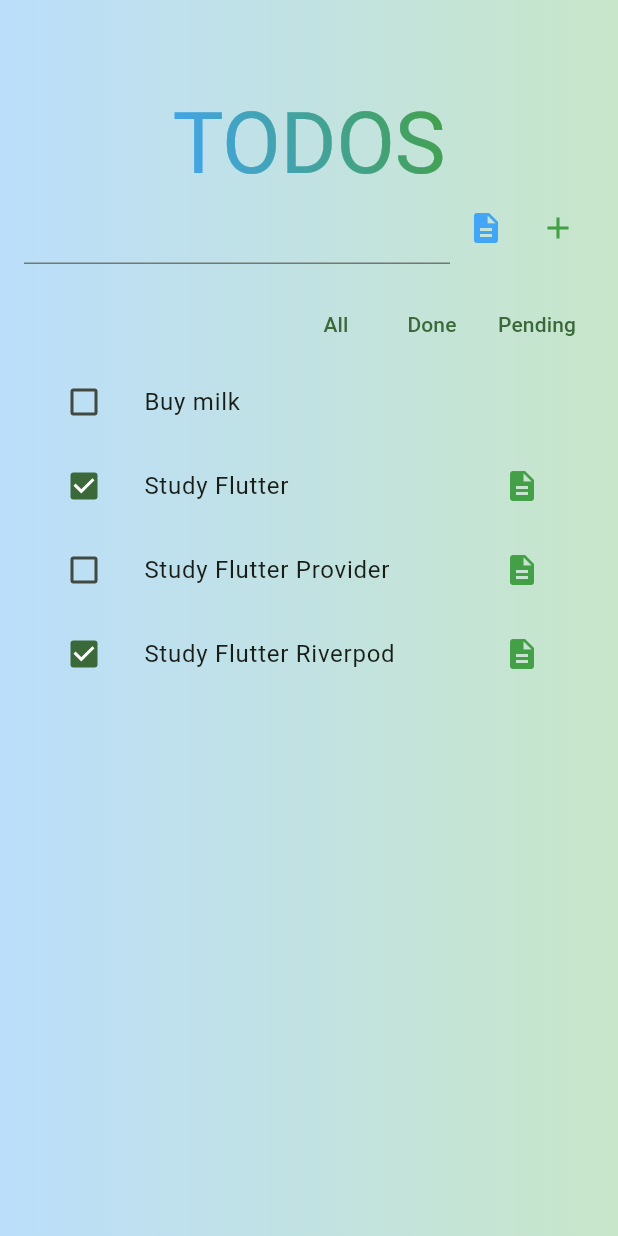
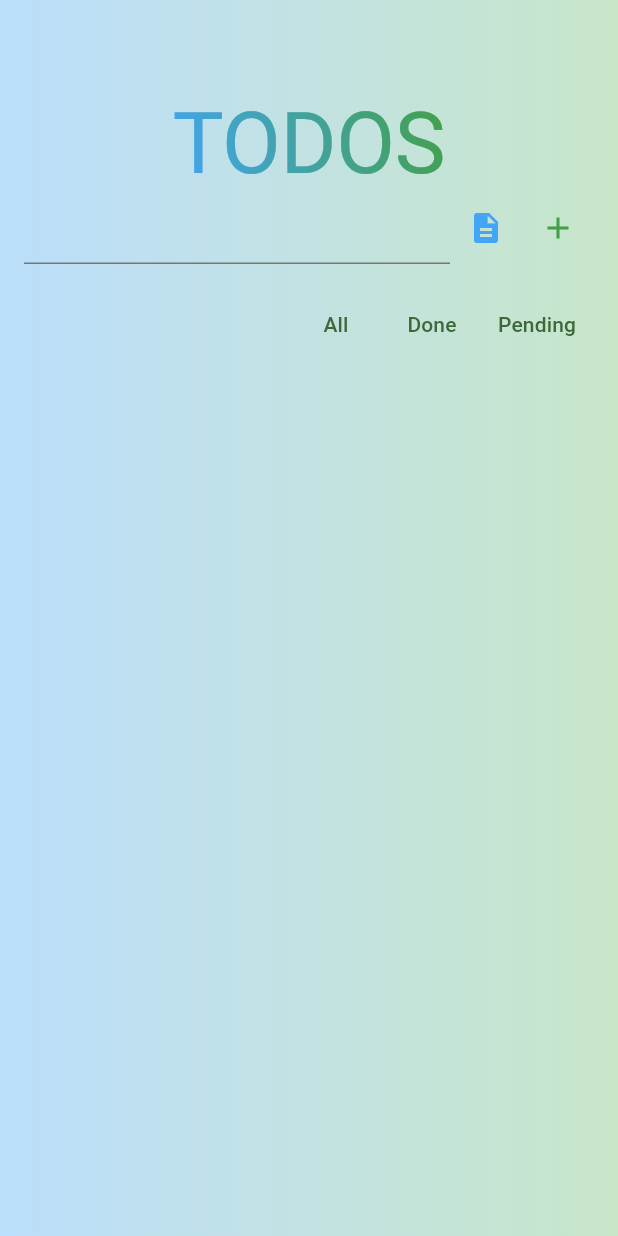
Before and after one commit to EminAkkaya/projects_with_chatgpt_edu, a Flutter app: the screen it shows after launch, on a phone screen of 412 x 824 dp. Run offline on Flutter 3.47's test engine with Material 3 defaults, Android fonts, the phone set to English and light mode, and no system bars.

Commit message:
Refactor TodoTileModel and TodoViewModel for improved functionality and state management; update TodoView to utilize ViewModel for dynamic todo handling.

```diff
--- a/mvvm_provider_todo/lib/models/todo_tile_model.dart
+++ b/mvvm_provider_todo/lib/models/todo_tile_model.dart
@@ -5,6 +5,8 @@ class TodoTileModel {
   String _title;
   String? description;
   bool _isDone = false;
+  bool showDescription = false;
+
   TodoTileModel(this._title, {this.description}) : id = Uuid().v4();
 
   String get getTitle => _title;
@@ -15,4 +17,8 @@ class TodoTileModel {
   void toggleDone() {
     _isDone = !_isDone;
   }
+
+  void toggleShowDescription() {
+    showDescription = !showDescription;
+  }
 }
--- a/mvvm_provider_todo/lib/viewmodels/todo_view_model.dart
+++ b/mvvm_provider_todo/lib/viewmodels/todo_view_model.dart
@@ -7,6 +7,8 @@ class TodoViewModel extends ChangeNotifier {
   TodoState _state = TodoState(todos: []);
 
   List<TodoTileModel> get filteredTodos => _state.filteredTodos;
+
+  int get lenght => _state.todos.length;
 
   void addTodo(String title, {String? description}) {
     if (title.isEmpty) return;
@@ -22,9 +24,9 @@ class TodoViewModel extends ChangeNotifier {
     notifyListeners();
   }
 
-  void toggleTodo(String title) {
+  void toggleTodo(String id) {
     final updatedTodos = _state.todos.map((todo) {
-      if (todo.getTitle == title) {
+      if (todo.id == id) {
         todo.toggleDone();
       }
       return todo;
--- a/mvvm_provider_todo/lib/views/todo_view.dart
+++ b/mvvm_provider_todo/lib/views/todo_view.dart
@@ -1,4 +1,7 @@
 import 'package:flutter/material.dart';
+import 'package:mvvm_provider_todo/models/todo_status.dart';
+import 'package:mvvm_provider_todo/viewmodels/todo_view_model.dart';
+import 'package:provider/provider.dart';
 
 class TodoView extends StatefulWidget {
   const TodoView({super.key});
@@ -10,28 +13,6 @@ class TodoView extends StatefulWidget {
 class _TodoViewState extends State<TodoView> {
   TextEditingController titleController = TextEditingController();
   TextEditingController descriptionController = TextEditingController();
-
-  final List<Map<String, dynamic>> mockTodos = [
-    {"title": "Buy milk", "isDone": false},
-    {
-      "title": "Study Flutter",
-      "isDone": true,
-      "description": "MVVM pattern",
-      "showDescription": false,
-    },
-    {
-      "title": "Study Flutter Provider",
-      "isDone": false,
-      "description": "MVVM pattern",
-      "showDescription": false,
-    },
-    {
-      "title": "Study Flutter Riverpod",
-      "isDone": true,
-      "description": "State management with riverpod sample app",
-      "showDescription": false,
-    },
-  ];
 
   bool showDescriptionField = false;
 
@@ -53,7 +34,7 @@ class _TodoViewState extends State<TodoView> {
               TodosText(),
               Row(
                 children: [
-                  Expanded(child: TextField()),
+                  Expanded(child: TextField(controller: titleController)),
                   IconButton(
                     onPressed: () {
                       setState(() {
@@ -64,46 +45,85 @@ class _TodoViewState extends State<TodoView> {
                     color: Colors.blue[400],
                   ),
                   IconButton(
-                    onPressed: () {},
+                    onPressed: () {
+                      context.read<TodoViewModel>().addTodo(
+                        titleController.text,
+                        description: showDescriptionField == false
+                            ? null
+                            : descriptionController.text,
+                      );
+                      titleController.clear();
+                      descriptionController.clear();
+                    },
                     icon: Icon(Icons.add),
                     color: Colors.green[600],
                   ),
                 ],
               ),
               if (showDescriptionField)
-                TextField(decoration: InputDecoration(hintText: "Description")),
+                TextField(
+                  controller: descriptionController,
+                  decoration: InputDecoration(hintText: "Description"),
+                ),
 
               SizedBox(height: 16),
               Row(
                 mainAxisAlignment: MainAxisAlignment.end,
                 children: [
-                  TextButton(onPressed: () {}, child: Text("All")),
-                  TextButton(onPressed: () {}, child: Text("Done")),
-                  TextButton(onPressed: () {}, child: Text("Pending")),
+                  TextButton(
+                    onPressed: () {
+                      context.read<TodoViewModel>().changeFilter(
+                        FilterType.all,
+                      );
+                    },
+                    child: Text("All"),
+                  ),
+                  TextButton(
+                    onPressed: () {
+                      context.read<TodoViewModel>().changeFilter(
+                        FilterType.done,
+                      );
+                    },
+                    child: Text("Done"),
+                  ),
+                  TextButton(
+                    onPressed: () {
+                      context.read<TodoViewModel>().changeFilter(
+                        FilterType.pending,
+                      );
+                    },
+                    child: Text("Pending"),
+                  ),
                 ],
               ),
               Expanded(
                 child: ListView.builder(
-                  itemCount: mockTodos.length,
+                  itemCount: context
+                      .watch<TodoViewModel>()
+                      .filteredTodos
+                      .length,
                   itemBuilder: (context, index) {
-                    final todo = mockTodos[index];
+                    final todo = context
+                        .watch<TodoViewModel>()
+                        .filteredTodos[index];
                     return Dismissible(
-                      key: Key(todo["title"]),
-                      onDismissed: (direction) {},
+                      key: Key(todo.getTitle),
+                      onDismissed: (direction) {
+                        context.read<TodoViewModel>().removeTodo(todo.id);
+                      },
                       child: ListTile(
                         leading: Checkbox(
-                          value: todo["isDone"],
-                          onChanged: (value) {},
+                          value: todo.isDone,
+                          onChanged: (value) {
+                            context.read<TodoViewModel>().toggleTodo(todo.id);
+                          },
                         ),
-                        title: Text(todo["title"]),
-                        trailing: todo["description"] != null
+                        title: Text(todo.getTitle),
+                        trailing: todo.description != null
                             ? IconButton(
                                 onPressed: () {
                                   setState(() {
-                                    if (todo["showDescription"] != null) {
-                                      todo["showDescription"] =
-                                          !todo["showDescription"];
-                                    }
+                                    todo.toggleShowDescription();
                                   });
                                 },
                                 icon: Icon(
@@ -112,8 +132,8 @@ class _TodoViewState extends State<TodoView> {
                                 ),
                               )
                             : SizedBox(),
-                        subtitle: todo["showDescription"] == true
-                            ? Text(todo["description"])
+                        subtitle: todo.showDescription == true
+                            ? Text(todo.description!)
                             : null,
                       ),
                     );
```
